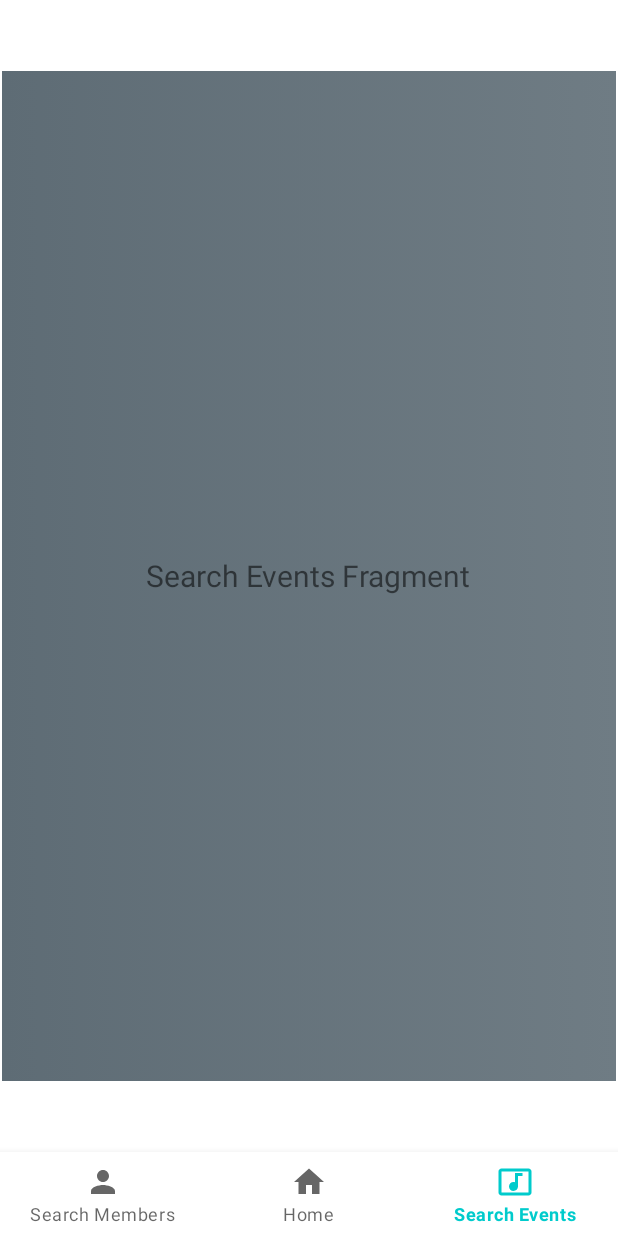
After one commit to abia22/musicIn, an Android app: the SearchEventsFragment screen opened through its navigation route, on a phone screen of 412 x 824 dp. The commit adds this screen. Run offline under Robolectric (Android 15) with nearby library versions, the phone set to English and light mode, and no system bars; our stand-ins replace navigation-ui; Roboto replaces fonts that are not available here.

Commit message:
Added main hub for musicians after login

```diff
--- a/app/build.gradle
+++ b/app/build.gradle
@@ -41,6 +41,8 @@ dependencies {
     implementation 'androidx.annotation:annotation:1.2.0'
     implementation 'androidx.lifecycle:lifecycle-livedata-ktx:2.3.1'
     implementation 'androidx.lifecycle:lifecycle-viewmodel-ktx:2.3.1'
+    implementation 'androidx.navigation:navigation-fragment:2.3.5'
+    implementation 'androidx.navigation:navigation-ui:2.3.5'
     testImplementation 'junit:junit:4.+'
     androidTestImplementation 'androidx.test.ext:junit:1.1.2'
     androidTestImplementation 'androidx.test.espresso:espresso-core:3.3.0'
--- a/app/src/main/AndroidManifest.xml
+++ b/app/src/main/AndroidManifest.xml
@@ -11,6 +11,9 @@
         android:roundIcon="@mipmap/ic_launcher_round"
         android:supportsRtl="true"
         android:theme="@style/Theme.MusicIn">
+        <activity
+            android:name=".MusicianHubActivity"
+            android:exported="true" />
         <activity
             android:name=".EnterpriseSignInActivity"
             android:exported="false" />
--- /dev/null
+++ b/app/src/main/java/com/example/musicin/HomeFragment.java
@@ -0,0 +1,18 @@
+package com.example.musicin;
+
+import android.os.Bundle;
+import android.view.LayoutInflater;
+import android.view.View;
+import android.view.ViewGroup;
+
+import androidx.annotation.NonNull;
+import androidx.annotation.Nullable;
+import androidx.fragment.app.Fragment;
+
+public class HomeFragment extends Fragment {
+    @Nullable
+    @Override
+    public View onCreateView(@NonNull LayoutInflater inflater, @Nullable ViewGroup container, @Nullable Bundle savedInstanceState) {
+        return inflater.inflate(R.layout.fragment_home, container, false);
+    }
+}
--- /dev/null
+++ b/app/src/main/java/com/example/musicin/MusicianHubActivity.java
@@ -0,0 +1,27 @@
+package com.example.musicin;
+
+import androidx.appcompat.app.AppCompatActivity;
+import androidx.fragment.app.Fragment;
+import androidx.navigation.NavController;
+import androidx.navigation.Navigation;
+import androidx.navigation.ui.NavigationUI;
+
+import android.os.Bundle;
+import android.view.View;
+
+import com.google.android.material.bottomnavigation.BottomNavigationView;
+
+public class MusicianHubActivity extends AppCompatActivity {
+
+    @Override
+    protected void onCreate(Bundle savedInstanceState) {
+        super.onCreate(savedInstanceState);
+        setContentView(R.layout.activity_musician_hub);
+
+        BottomNavigationView bottomNavigationView = findViewById(R.id.bottom_navigation);
+        NavController navController = Navigation.findNavController(this,  R.id.fragment);
+        NavigationUI.setupWithNavController(bottomNavigationView, navController);
+
+    }
+
+}
--- /dev/null
+++ b/app/src/main/java/com/example/musicin/SearchEventsFragment.java
@@ -0,0 +1,18 @@
+package com.example.musicin;
+
+import android.os.Bundle;
+import android.view.LayoutInflater;
+import android.view.View;
+import android.view.ViewGroup;
+
+import androidx.annotation.NonNull;
+import androidx.annotation.Nullable;
+import androidx.fragment.app.Fragment;
+
+public class SearchEventsFragment extends Fragment {
+    @Nullable
+    @Override
+    public View onCreateView(@NonNull LayoutInflater inflater, @Nullable ViewGroup container, @Nullable Bundle savedInstanceState) {
+        return inflater.inflate(R.layout.fragment_search_events, container, false);
+    }
+}
--- /dev/null
+++ b/app/src/main/res/drawable/concert_ticket.xml
@@ -0,0 +1,10 @@
+<vector xmlns:android="http://schemas.android.com/apk/res/android"
+    android:width="24dp"
+    android:height="24dp"
+    android:viewportWidth="24"
+    android:viewportHeight="24"
+    android:tint="?attr/colorControlNormal">
+  <path
+      android:fillColor="@android:color/white"
+      android:pathData="M21,3L3,3c-1.1,0 -2,0.9 -2,2v14c0,1.1 0.9,2 2,2h18c1.1,0 2,-0.9 2,-2L23,5c0,-1.1 -0.9,-2 -2,-2zM21,19L3,19L3,5h18v14zM8,15c0,-1.66 1.34,-3 3,-3 0.35,0 0.69,0.07 1,0.18L12,6h5v2h-3v7.03c-0.02,1.64 -1.35,2.97 -3,2.97 -1.66,0 -3,-1.34 -3,-3z"/>
+</vector>
--- /dev/null
+++ b/app/src/main/res/drawable/home.xml
@@ -0,0 +1,10 @@
+<vector xmlns:android="http://schemas.android.com/apk/res/android"
+    android:width="24dp"
+    android:height="24dp"
+    android:viewportWidth="24"
+    android:viewportHeight="24"
+    android:tint="?attr/colorControlNormal">
+  <path
+      android:fillColor="@android:color/white"
+      android:pathData="M10,20v-6h4v6h5v-8h3L12,3 2,12h3v8z"/>
+</vector>
--- /dev/null
+++ b/app/src/main/res/drawable/place.xml
@@ -0,0 +1,5 @@
+<vector android:height="24dp" android:tint="#A4A4A4"
+    android:viewportHeight="24" android:viewportWidth="24"
+    android:width="24dp" xmlns:android="http://schemas.android.com/apk/res/android">
+    <path android:fillColor="@android:color/white" android:pathData="M12,2C8.13,2 5,5.13 5,9c0,5.25 7,13 7,13s7,-7.75 7,-13c0,-3.87 -3.13,-7 -7,-7zM12,11.5c-1.38,0 -2.5,-1.12 -2.5,-2.5s1.12,-2.5 2.5,-2.5 2.5,1.12 2.5,2.5 -1.12,2.5 -2.5,2.5z"/>
+</vector>
--- a/app/src/main/res/layout/activity_enterprise_sign_in.xml
+++ b/app/src/main/res/layout/activity_enterprise_sign_in.xml
@@ -20,7 +20,7 @@
         app:layout_constraintHorizontal_bias="0.473"
         app:layout_constraintStart_toStartOf="@+id/address_ed_txt"
         app:layout_constraintTop_toBottomOf="@+id/address_ed_txt"
-        app:layout_constraintVertical_bias="0.26" />
+        app:layout_constraintVertical_bias="0.13" />
 
     <TextView
         android:id="@+id/sign_in_txt3"
@@ -88,7 +88,7 @@
         android:layout_marginTop="32dp"
         android:layout_marginEnd="32dp"
         android:background="@drawable/input_bg"
-        android:drawableStart="@drawable/location"
+        android:drawableStart="@drawable/place"
         android:drawablePadding="5dp"
         android:hint="@string/address"
         android:maxLines="1"
--- a/app/src/main/res/layout/activity_main.xml
+++ b/app/src/main/res/layout/activity_main.xml
@@ -76,6 +76,7 @@
             android:backgroundTint="@color/light_blue"
             android:text="@string/sign_in"
             android:textSize="25sp"
-            android:layout_marginTop="20dp"/>
+            android:layout_marginTop="20dp"
+            android:layout_marginBottom="30dp"/>
     </LinearLayout>
 </RelativeLayout>
--- /dev/null
+++ b/app/src/main/res/layout/activity_musician_hub.xml
@@ -0,0 +1,34 @@
+<?xml version="1.0" encoding="utf-8"?>
+<androidx.constraintlayout.widget.ConstraintLayout xmlns:android="http://schemas.android.com/apk/res/android"
+    xmlns:app="http://schemas.android.com/apk/res-auto"
+    xmlns:tools="http://schemas.android.com/tools"
+    android:layout_width="match_parent"
+    android:layout_height="match_parent"
+    tools:context=".MusicianHubActivity">
+
+
+    <com.google.android.material.bottomnavigation.BottomNavigationView
+        android:id="@+id/bottom_navigation"
+        android:layout_width="match_parent"
+        android:layout_height="wrap_content"
+        android:layout_alignParentBottom="true"
+        android:background="?android:attr/windowBackground"
+        app:layout_constraintBottom_toBottomOf="parent"
+        app:layout_constraintEnd_toEndOf="parent"
+        app:layout_constraintStart_toStartOf="parent"
+        app:menu="@menu/bottom_navigation" />
+
+    <fragment
+        android:id="@+id/fragment"
+        android:name="androidx.navigation.fragment.NavHostFragment"
+        android:layout_width="409dp"
+        android:layout_height="673dp"
+        app:defaultNavHost="true"
+        app:layout_constraintBottom_toTopOf="@+id/bottom_navigation"
+        app:layout_constraintEnd_toEndOf="parent"
+        app:layout_constraintStart_toStartOf="parent"
+        app:layout_constraintTop_toTopOf="parent"
+        app:navGraph="@navigation/my_nav" />
+
+
+</androidx.constraintlayout.widget.ConstraintLayout>
--- /dev/null
+++ b/app/src/main/res/layout/fragment_search_events.xml
@@ -0,0 +1,14 @@
+<?xml version="1.0" encoding="utf-8"?>
+<RelativeLayout xmlns:android="http://schemas.android.com/apk/res/android"
+    android:layout_width="match_parent"
+    android:layout_height="match_parent"
+    android:background="@drawable/gradient_grey">
+
+    <TextView
+        android:layout_width="wrap_content"
+        android:layout_height="wrap_content"
+        android:text="Search Events Fragment"
+        android:layout_centerInParent="true"
+        android:textSize="20sp"/>
+
+</RelativeLayout>
--- /dev/null
+++ b/app/src/main/res/menu/bottom_navigation.xml
@@ -0,0 +1,18 @@
+<?xml version="1.0" encoding="utf-8"?>
+<menu xmlns:android="http://schemas.android.com/apk/res/android">
+
+    <item
+        android:id="@+id/nav_search_members"
+        android:icon="@drawable/person"
+        android:title="@string/search_members"/>
+    <item
+        android:id="@+id/nav_home"
+        android:icon="@drawable/home"
+        android:title="@string/home"/>
+
+    <item
+        android:id="@+id/nav_search_events"
+        android:icon="@drawable/concert_ticket"
+        android:title="@string/search_events"/>
+
+</menu>
--- /dev/null
+++ b/app/src/main/res/navigation/my_nav.xml
@@ -0,0 +1,19 @@
+<?xml version="1.0" encoding="utf-8"?>
+<navigation xmlns:android="http://schemas.android.com/apk/res/android"
+    xmlns:app="http://schemas.android.com/apk/res-auto"
+    android:id="@+id/my_nav"
+    app:startDestination="@id/nav_home">
+
+    <fragment
+        android:id="@+id/nav_home"
+        android:name="com.example.musicin.HomeFragment"
+        android:label="HomeFragment" />
+    <fragment
+        android:id="@+id/nav_search_events"
+        android:name="com.example.musicin.SearchEventsFragment"
+        android:label="SearchEventsFragment" />
+    <fragment
+        android:id="@+id/nav_search_members"
+        android:name="com.example.musicin.SearchMembersFragment"
+        android:label="SearchMembersFragment" />
+</navigation>
--- a/app/src/main/res/values/strings.xml
+++ b/app/src/main/res/values/strings.xml
@@ -27,5 +27,8 @@
     <string name="genre">Genre</string>
     <string name="nif">Nif</string>
     <string name="address">Address</string>
+    <string name="home">Home</string>
+    <string name="search_members">Search Members</string>
+    <string name="search_events">Search Events</string>
 
 </resources>
```
Also changed, not shown: app/src/main/java/com/example/musicin/LoginActivity.java (+50 -7 lines), app/src/main/java/com/example/musicin/SearchMembersFragment.java (added, +18 -0 lines), app/src/main/res/drawable/people.xml (added, +13 -0 lines), app/src/main/res/layout/fragment_home.xml (added, +14 -0 lines), app/src/main/res/layout/fragment_search_members.xml (added, +14 -0 lines).
